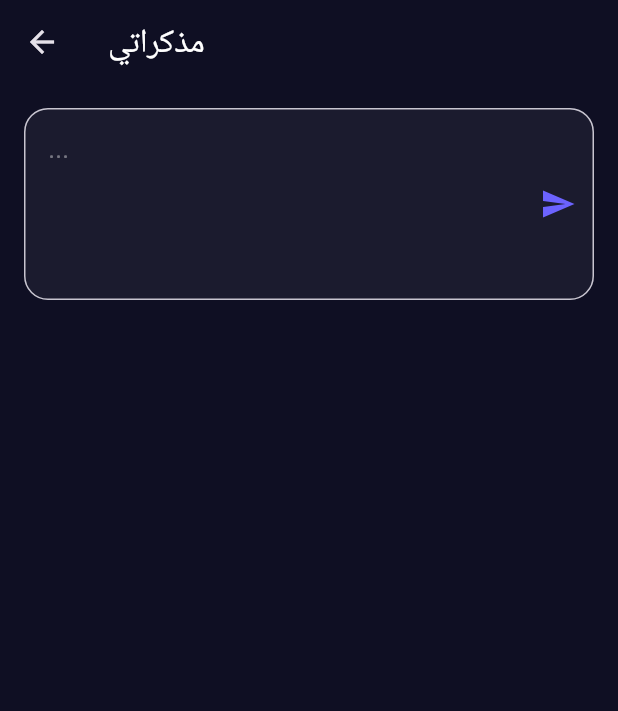
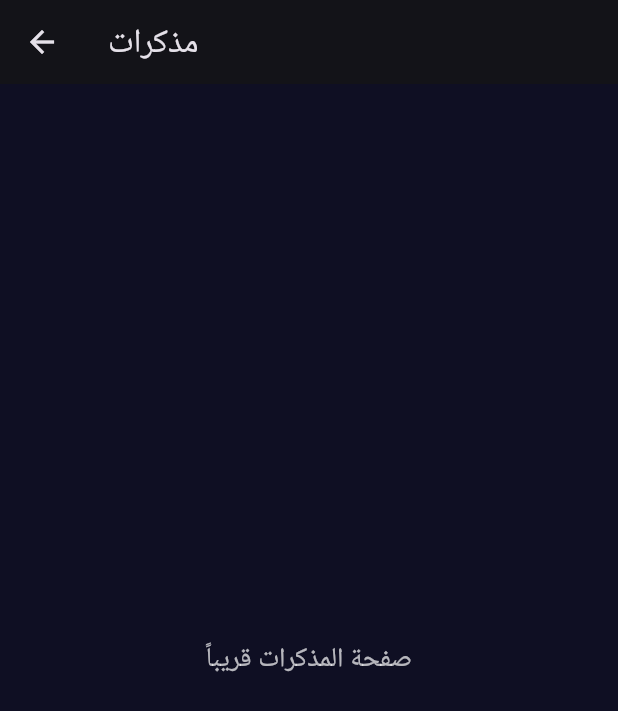
Before and after one commit to mokaber10/start_app, a Flutter app: the screen it shows after launch, after a tap on "مذكرات", on a phone screen of 412 x 824 dp. Shown: the top 711 px of the screen. Run offline on Flutter 3.47's test engine with Material 3 defaults, Android fonts, the phone set to English and light mode, and no system bars; our stand-ins replace flutter_riverpod.

Commit message:
Standalone main.dart - all sections in one file

```diff
--- a/lib/main.dart
+++ b/lib/main.dart
@@ -1,25 +1,87 @@
 import 'package:flutter/material.dart';
-import 'views/mood/mood_tracker_view.dart';
-import 'views/soundscapes/soundscapes_view.dart';
-import 'views/journal/journal_view.dart';
-import 'views/streak/streak_view.dart';
-import 'views/courses/courses_view.dart';
-import 'views/tests/tests_view.dart';
+
 void main() => runApp(const StartApp());
+
 class StartApp extends StatelessWidget {
   const StartApp({super.key});
-  @override Widget build(BuildContext context) => MaterialApp(title: 'Start', debugShowCheckedModeBanner: false, theme: ThemeData.dark().copyWith(scaffoldBackgroundColor:const Color(0xFF0F0F23), colorScheme: ColorScheme.fromSeed(seedColor:const Color(0xFF6C63FF), brightness: Brightness.dark)), home: const HomeScreen());
+  @override Widget build(BuildContext context) => MaterialApp(
+    title: 'Start', debugShowCheckedModeBanner: false,
+    theme: ThemeData.dark().copyWith(
+      scaffoldBackgroundColor: const Color(0xFF0F0F23),
+      colorScheme: ColorScheme.fromSeed(seedColor: const Color(0xFF6C63FF), brightness: Brightness.dark)
+    ),
+    home: const HomeScreen(),
+  );
 }
+
 class HomeScreen extends StatelessWidget {
   const HomeScreen({super.key});
   @override Widget build(BuildContext context) {
-    final im=['🧘','😊','🎵','📝','🔥','📚','🧪'];
-    final il=['تمارين التنفس','مزاجي','أصوات','مذكرات','الاستمرارية','دورات','اختبارات'];
-    final p=[null,const MoodTrackerScreen(),const SoundscapesScreen(),const JournalScreen(),const StreakScreen(),const CoursesScreen(),const TestsScreen()];
-    return Scaffold(body: SafeArea(child: Padding(padding:const EdgeInsets.all(20), child: Column(crossAxisAlignment: CrossAxisAlignment.start, children: [
-      const SizedBox(height:20), const Text('Start',style:TextStyle(fontSize:32,fontWeight:FontWeight.bold,color:Colors.white)),
-      const SizedBox(height:8), Text('رحلة التأمل والتنفس',style:TextStyle(fontSize:16,color:Colors.white70)),
-      const SizedBox(height:32),
-      Expanded(child: GridView.count(crossAxisCount:2, childAspectRatio:1, children: List.generate(7,(i)=>GestureDetector(onTap:()=>i>0?Navigator.push(context,MaterialPageRoute(builder:(_)=>p[i]!)):null, child: Container(margin:const EdgeInsets.all(6), decoration:BoxDecoration(color:Colors.white.withOpacity(0.05), borderRadius:BorderRadius.circular(20)), child: Column(mainAxisAlignment: MainAxisAlignment.center, children: [ Text(im[i],style:const TextStyle(fontSize:36)), const SizedBox(height:8), Text(il[i],style:const TextStyle(color:Colors.white,fontSize:14)) ])))))) ]))));
+    final items = [
+      ('🧘', 'تمارين التنفس', const BreathingSection()),
+      ('😊', 'مزاجي', const MoodSection()),
+      ('🎵', 'أصوات', const SoundSection()),
+      ('📝', 'مذكرات', const JournalSection()),
+      ('🔥', 'الاستمرارية', const StreakSection()),
+      ('📚', 'دورات', const CoursesSection()),
+      ('🧪', 'اختبارات', const TestsSection()),
+    ];
+    return Scaffold(body: SafeArea(child: Padding(padding: const EdgeInsets.all(20),
+      child: Column(crossAxisAlignment: CrossAxisAlignment.start, children: [
+        const SizedBox(height:20), const Text('Start',style: TextStyle(fontSize:32,fontWeight:FontWeight.bold,color: Colors.white)),
+        const SizedBox(height:8), Text('رحلة التأمل والتنفس',style: TextStyle(fontSize:16,color:Colors.white70)),
+        const SizedBox(height:32),
+        Expanded(child: GridView.count(crossAxisCount:2, childAspectRatio:1, children: List.generate(7,(i)=>GestureDetector(onTap:()=>Navigator.push(context,MaterialPageRoute(builder:(_)=>items[i].$3)),
+          child: Container(margin:const EdgeInsets.all(6), decoration:BoxDecoration(color:Colors.white.withOpacity(0.05), borderRadius:BorderRadius.circular(20)),
+            child: Column(mainAxisAlignment: MainAxisAlignment.center, children: [
+              Text(items[i].$1,style:const TextStyle(fontSize:36)),
+              const SizedBox(height:8), Text(items[i].$2,style:const TextStyle(color:Colors.white,fontSize:14)),
+            ]))))),
+      ]))));
   }
 }
+
+class BreathingSection extends StatelessWidget {
+  const BreathingSection({super.key});
+  @override Widget build(BuildContext context) => Scaffold(appBar:AppBar(title:const Text('تمارين التنفس')), body:Center(child: Column(mainAxisAlignment:MainAxisAlignment.center, children:[
+    const Text('🧘',style:TextStyle(fontSize:72)), const SizedBox(height:20),
+    const Text('تنفس 4-7-8\nشهيق 4 ثوان - احتباس 7 - زفير 8',textAlign:TextAlign.center,style:TextStyle(fontSize:18,color:Colors.white70)),
+    const SizedBox(height:30),
+    ElevatedButton(onPressed:(){}, child:const Text('ابدأ التمرين'))
+  ])));
+}
+
+class MoodSection extends StatelessWidget {
+  const MoodSection({super.key});
+  final _moods = ['😊سعيد','😐محايد','😢حزين','😡غاضب','😰قلق','😌هادئ','🥱متعب','🤩متحمس','😔مكتئب','🤗ممتن'];
+  @override Widget build(BuildContext context) => Scaffold(appBar:AppBar(title:const Text('مزاجي')), body: Padding(padding:const EdgeInsets.all(20), child: Column(children:[
+    const Text('كيف تشعر الآن؟',style:TextStyle(fontSize:22,color:Colors.white)), const SizedBox(height:20),
+    Expanded(child: ListView.separated(itemCount:_moods.length,separatorBuilder:(_,__)=>const SizedBox(height:8),
+      itemBuilder:(_,i)=>ListTile(title:Text(_moods[i],style:const TextStyle(fontSize:18)), tileColor:Colors.white.withOpacity(0.05),shape:RoundedRectangleBorder(borderRadius:BorderRadius.circular(12)))))
+  ])));
+}
+
+class SoundSection extends StatelessWidget {
+  const SoundSection({super.key});
+  @override Widget build(BuildContext context) => Scaffold(appBar:AppBar(title:const Text('أصوات')), body:Center(child:Text('قائمة الأصوات قريباً',style:TextStyle(fontSize:18,color:Colors.white70))));
+}
+
+class JournalSection extends StatelessWidget {
+  const JournalSection({super.key});
+  @override Widget build(BuildContext context) => Scaffold(appBar:AppBar(title:const Text('مذكرات')), body:Center(child:Text('صفحة المذكرات قريباً',style:TextStyle(fontSize:18,color:Colors.white70))));
+}
+
+class StreakSection extends StatelessWidget {
+  const StreakSection({super.key});
+  @override Widget build(BuildContext context) => Scaffold(appBar:AppBar(title:const Text('الاستمرارية')), body:Center(child:Text('عداد الاستمرارية قريباً',style:TextStyle(fontSize:18,color:Colors.white70))));
+}
+
+class CoursesSection extends StatelessWidget {
+  const CoursesSection({super.key});
+  @override Widget build(BuildContext context) => Scaffold(appBar:AppBar(title:const Text('دورات')), body:Center(child:Text('الدورات قريباً',style:TextStyle(fontSize:18,color:Colors.white70))));
+}
+
+class TestsSection extends StatelessWidget {
+  const TestsSection({super.key});
+  @override Widget build(BuildContext context) => Scaffold(appBar:AppBar(title:const Text('اختبارات')), body:Center(child:Text('الاختبارات قريباً',style:TextStyle(fontSize:18,color:Colors.white70))));
+}
```
